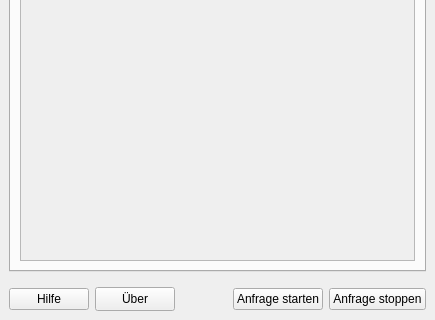
The window that interface/ui/main_dockwidget.ui (de-bkg/qgis-geocoder) describes before a commit, drawn with Qt 5; both pictures show x 0 to 435 and y 181 to 501 of the 435 by 501 pixel window.
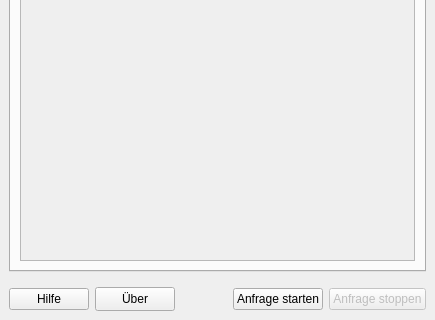
The same window after the commit. Icons and pictures are not drawn. Custom widgets are drawn as their Qt base class.

Diff of the .ui file:
```diff
--- a/interface/ui/main_dockwidget.ui
+++ b/interface/ui/main_dockwidget.ui
@@ -1153,6 +1153,9 @@
       </item>
       <item>
        <widget class="QPushButton" name="request_stop_button">
+        <property name="enabled">
+         <bool>false</bool>
+        </property>
         <property name="sizePolicy">
          <sizepolicy hsizetype="Fixed" vsizetype="Fixed">
           <horstretch>0</horstretch>
```
Left out of the diff: 2 changed lines with no effect on the pictures.
